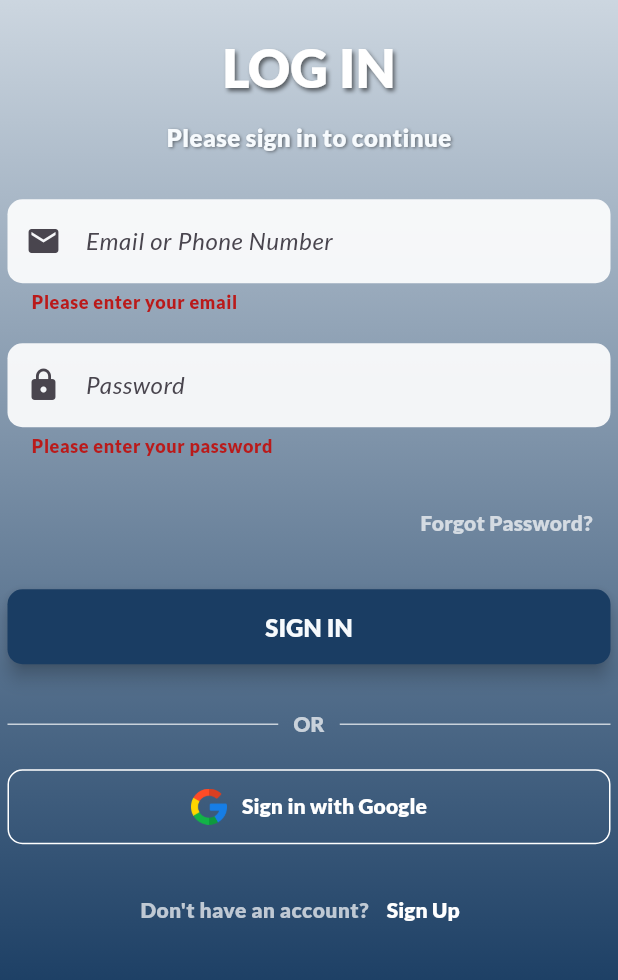
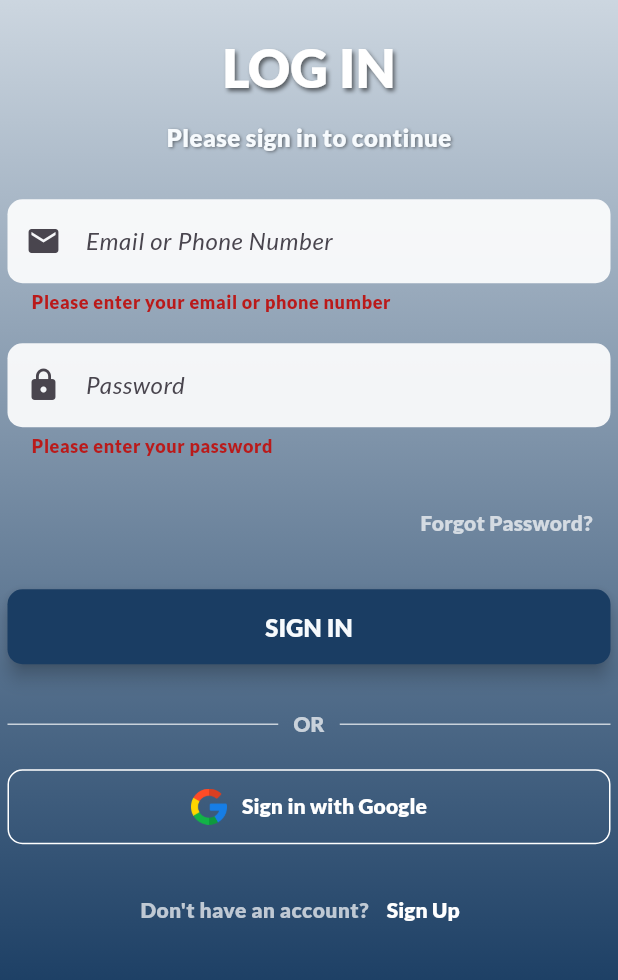
Before and after one commit to kurt-arpilleda/CARE, a Flutter app: the LoginScreen screen opened by its route, after a tap on "SIGN IN", on a phone screen of 412 x 824 dp, the part 235-1215 px from its top. Run offline on Flutter 3.47's test engine with Material 3 defaults, Android fonts, the light colour scheme and no system bars; our stand-ins replace flutter_secure_storage, fluttertoast, google_sign_in, open_file, package_info_plus, permission_handler and 2 more; accounts and stored records are empty.

Commit message:
Icon Manifested

```diff
--- a/lib/login.dart
+++ b/lib/login.dart
@@ -261,7 +261,7 @@ class _LoginScreenState extends State<LoginScreen> {
                       ),
                       validator: (value) {
                         if (value == null || value.trim().isEmpty) {
-                          return 'Please enter your email';
+                          return 'Please enter your email or phone number';
                         }
                         return null;
                       },
```
Also changed, not shown: pubspec.lock.
